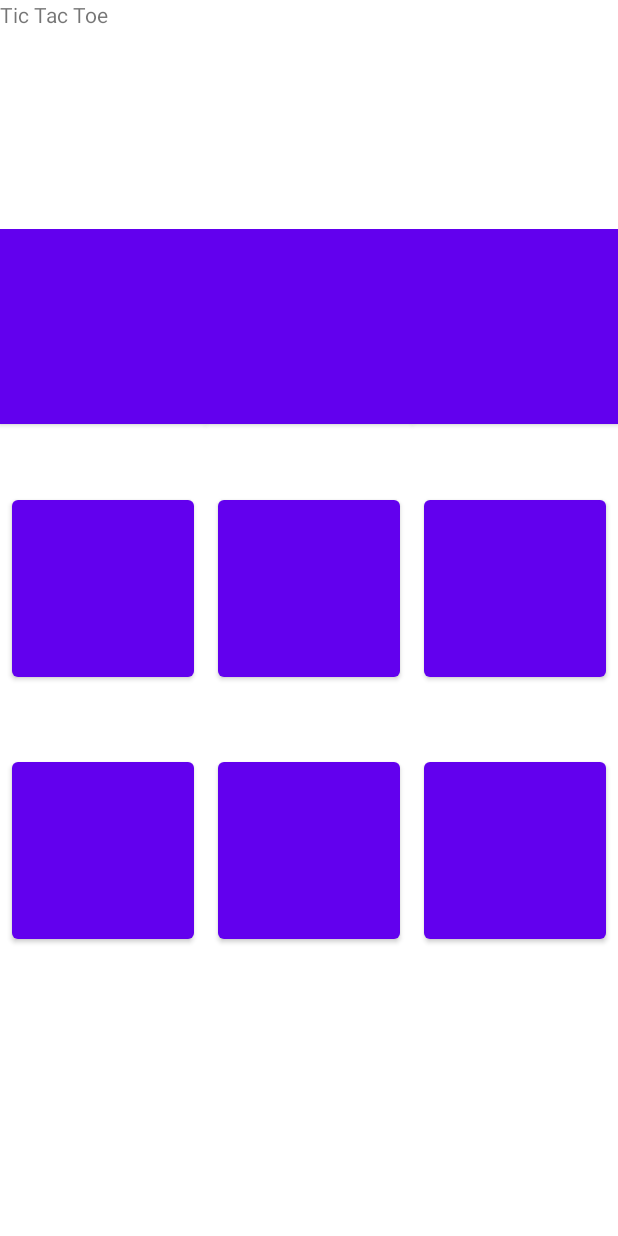
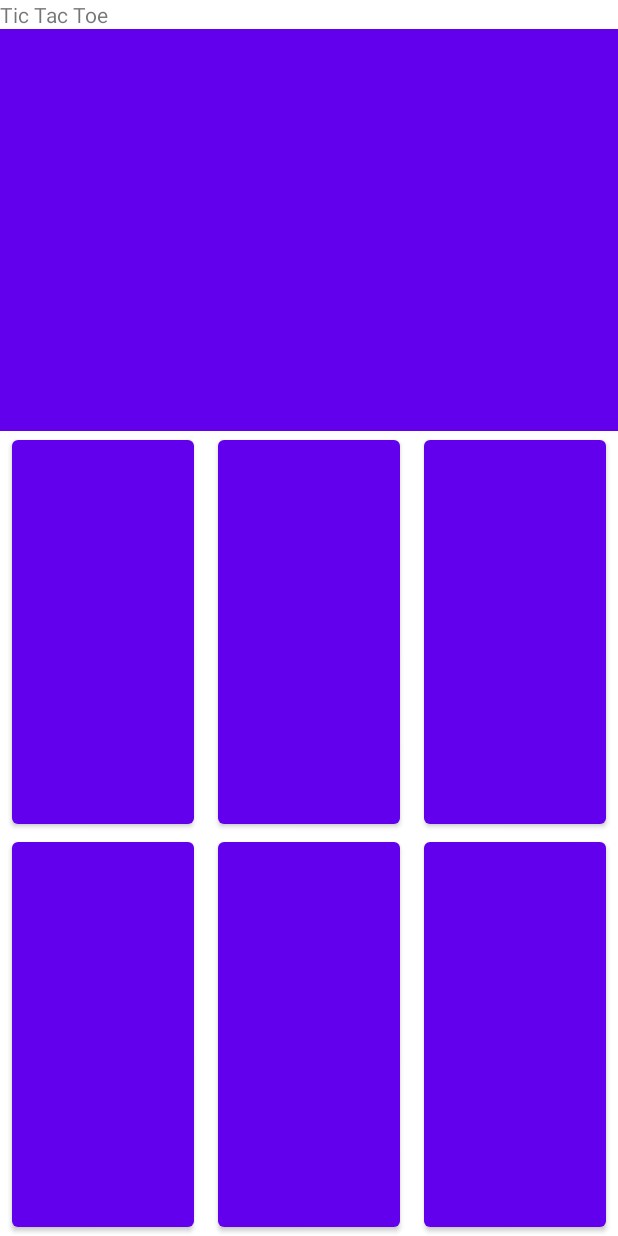
Before and after one commit to thefluffyoshi/TicTacToe_v2, an Android app: the screen it shows after launch (MainActivity), on a phone screen of 412 x 824 dp. Run offline under Robolectric (Android 15) with nearby library versions, the phone set to English and light mode, and no system bars.

Commit message:
updated basic tictactoe

```diff
--- a/app/src/main/res/layout/activity_main.xml
+++ b/app/src/main/res/layout/activity_main.xml
@@ -8,15 +8,13 @@
     android:visibility="visible"
     tools:context="MainActivity">
 
+
     <TextView
         android:id="@+id/textView"
         android:layout_width="wrap_content"
         android:layout_height="wrap_content"
         android:text="Tic Tac Toe" />
 
-    <Space
-        android:layout_width="match_parent"
-        android:layout_height="133dp" />
 
     <LinearLayout
         android:layout_width="match_parent"
@@ -28,7 +26,7 @@
             android:layout_width="0dp"
             android:insetLeft="8dp"
             android:insetRight="8dp"
-            android:layout_height="130dp"
+            android:layout_height="match_parent"
             android:layout_weight="1"
             android:background="@android:color/black"
             android:textSize="60sp"
@@ -39,7 +37,7 @@
             android:layout_width="0dp"
             android:insetLeft="8dp"
             android:insetRight="8dp"
-            android:layout_height="130dp"
+            android:layout_height="match_parent"
             android:layout_weight="1"
             android:background="@android:color/black"
             android:textSize="60sp" />
@@ -47,7 +45,7 @@
         <Button
             android:id="@+id/button_02"
             android:layout_width="0dp"
-            android:layout_height="130dp"
+            android:layout_height="match_parent"
             android:layout_weight="1"
             android:background="@android:color/black"
             android:insetLeft="8dp"
@@ -66,7 +64,7 @@
             android:layout_width="0dp"
             android:insetLeft="8dp"
             android:insetRight="8dp"
-            android:layout_height="130dp"
+            android:layout_height="match_parent"
             android:layout_weight="1"
             android:textSize="60sp" />
 
@@ -75,7 +73,7 @@
             android:layout_width="0dp"
             android:insetLeft="8dp"
             android:insetRight="8dp"
-            android:layout_height="130dp"
+            android:layout_height="match_parent"
             android:layout_weight="1"
             android:textSize="60sp" />
 
@@ -84,7 +82,7 @@
             android:layout_width="0dp"
             android:insetLeft="8dp"
             android:insetRight="8dp"
-            android:layout_height="130dp"
+            android:layout_height="match_parent"
             android:layout_weight="1"
             android:textSize="60sp" />
 
@@ -100,7 +98,7 @@
             android:layout_width="0dp"
             android:insetLeft="8dp"
             android:insetRight="8dp"
-            android:layout_height="130dp"
+            android:layout_height="match_parent"
             android:layout_weight="1"
             android:textSize="60sp" />
 
@@ -109,7 +107,7 @@
             android:layout_width="0dp"
             android:insetLeft="8dp"
             android:insetRight="8dp"
-            android:layout_height="130dp"
+            android:layout_height="match_parent"
             android:layout_weight="1"
             android:textSize="60sp" />
 
@@ -118,14 +116,10 @@
             android:layout_width="0dp"
             android:insetLeft="8dp"
             android:insetRight="8dp"
-            android:layout_height="130dp"
+            android:layout_height="match_parent"
             android:layout_weight="1"
             android:textSize="60sp" />
 
     </LinearLayout>
 
-    <Space
-        android:layout_width="match_parent"
-        android:layout_height="147dp" />
-
 </LinearLayout>
```
